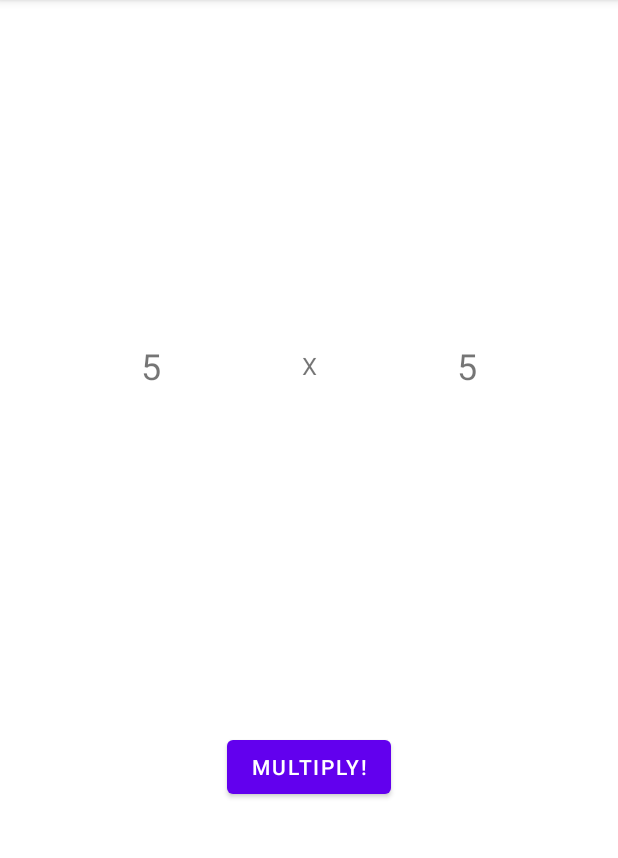
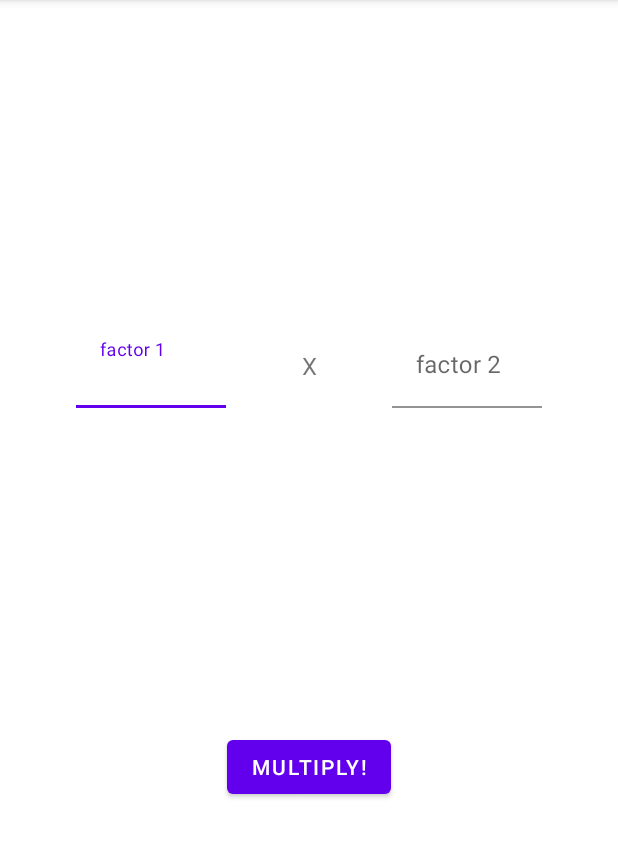
Before and after one commit to axotol/w06-multiples-axotol, an Android app: the screen it shows after launch (MainActivity), on a phone screen of 412 x 824 dp, the part 84-942 px from its top. Run offline under Robolectric (Android 15) with nearby library versions, the phone set to English and light mode, and no system bars.

```diff
--- a/app/src/main/java/com/example/w06_multiples_axotol/MainActivity.kt
+++ b/app/src/main/java/com/example/w06_multiples_axotol/MainActivity.kt
@@ -5,6 +5,8 @@ import androidx.appcompat.app.AppCompatActivity
 import android.os.Bundle
 import android.widget.Button
 import android.widget.TextView
+import com.google.android.material.textfield.TextInputEditText
+import com.google.android.material.textfield.TextInputLayout
 import kotlin.random.Random
 
 class MainActivity : AppCompatActivity() {
@@ -12,15 +14,17 @@ class MainActivity : AppCompatActivity() {
         super.onCreate(savedInstanceState)
         setContentView(R.layout.activity_main)
 
-        val tvFactor1 = findViewById<TextView>(R.id.factor1)
-        val tvFactor2 = findViewById<TextView>(R.id.factor2)
+        val tvFactorLayout1 = findViewById<TextInputLayout>(R.id.tilFactor1)
+        val tvFactor1 = findViewById<TextInputEditText>(R.id.factor1)
+        val tvFactorLayout2 = findViewById<TextInputLayout>(R.id.tilFactor2)
+        val tvFactor2 = findViewById<TextInputEditText>(R.id.factor2)
         val multiply = findViewById<Button>(R.id.btnMultiply)
 
-        val factor1 = Random.nextInt(from = 1, until = 13)
-        val factor2 = Random.nextInt(from = 1, until = 13)
+        //val factor1 = Random.nextInt(from = 1, until = 13)
+        //val factor2 = Random.nextInt(from = 1, until = 13)
 
-        tvFactor1.text = factor1.toString()
-        tvFactor2.text = factor2.toString()
+        //tvFactor1.text = factor1.toString()
+        //tvFactor2.text = factor2.toString()
 
         multiply.setOnClickListener {
             /* step 2
@@ -35,12 +39,44 @@ class MainActivity : AppCompatActivity() {
             }
              */
 
-            // step 4
-            val i = Intent(this, ResultActivity::class.java).apply {
-                putExtra("result", Result(factor1 * factor2))
+            var proceed: Boolean = true
+
+            var factor1 = -1
+            var factor2 = -1
+
+            if (tvFactor1.text.toString() == "") {
+                tvFactor1.error = "Please enter a number" // or can use tvFactorLayout1
+                proceed = false
+            } else {
+                factor1 = tvFactor1.text.toString().toInt()
+                if (factor1 < 1 || factor1 > 12) {
+                    tvFactor1.error = "Value must be between 1-12"
+                    proceed = false
+                } else {
+                    tvFactor1.error = null
+                }
             }
 
-            startActivity(i)
+            if (tvFactor2.text.toString() == "") {
+                tvFactor2.error = "Please enter a number"
+                proceed = false
+            } else {
+                factor2 = tvFactor2.text.toString().toInt()
+                if (factor2 < 1 || factor2 > 12) {
+                    tvFactor2.error = "Value must be between 1-12"
+                    proceed = false
+                } else {
+                    tvFactor2.error = null
+                }
+            }
+
+            if (proceed) {
+                // step 4
+                val i = Intent(this, ResultActivity::class.java).apply {
+                    putExtra("result", Result(factor1 * factor2))
+                }
+                startActivity(i)
+            }
         }
     }
 }
--- a/app/src/main/res/layout/activity_main.xml
+++ b/app/src/main/res/layout/activity_main.xml
@@ -6,16 +6,24 @@
     android:layout_height="match_parent"
     tools:context=".MainActivity">
 
-    <TextView
-        android:id="@+id/factor1"
-        android:layout_width="wrap_content"
+    <com.google.android.material.textfield.TextInputLayout
+        android:id="@+id/tilFactor1"
+        android:layout_width="100dp"
         android:layout_height="wrap_content"
-        android:textSize="24sp"
+        android:background="@android:color/transparent"
+        app:boxBackgroundColor="@android:color/transparent"
         app:layout_constraintBottom_toTopOf="@+id/btnMultiply"
         app:layout_constraintEnd_toStartOf="@+id/tvMultiply"
         app:layout_constraintHorizontal_bias="0.5"
         app:layout_constraintStart_toStartOf="parent"
-        app:layout_constraintTop_toTopOf="parent" />
+        app:layout_constraintTop_toTopOf="parent">>
+
+        <com.google.android.material.textfield.TextInputEditText
+            android:id="@+id/factor1"
+            android:layout_width="match_parent"
+            android:layout_height="wrap_content"
+            android:hint="factor 1" />
+    </com.google.android.material.textfield.TextInputLayout>
 
     <TextView
         android:id="@+id/tvMultiply"
@@ -24,21 +32,29 @@
         android:text="@string/multiply_symbol"
         android:textSize="16sp"
         app:layout_constraintBottom_toTopOf="@+id/btnMultiply"
-        app:layout_constraintEnd_toStartOf="@+id/factor2"
+        app:layout_constraintEnd_toStartOf="@+id/tilFactor2"
         app:layout_constraintHorizontal_bias="0.5"
-        app:layout_constraintStart_toEndOf="@+id/factor1"
+        app:layout_constraintStart_toEndOf="@+id/tilFactor1"
         app:layout_constraintTop_toTopOf="parent" />
 
-    <TextView
-        android:id="@+id/factor2"
-        android:layout_width="wrap_content"
+    <com.google.android.material.textfield.TextInputLayout
+        android:id="@+id/tilFactor2"
+        android:layout_width="100dp"
         android:layout_height="wrap_content"
-        android:textSize="24sp"
+        android:background="@android:color/transparent"
+        app:boxBackgroundColor="@android:color/transparent"
         app:layout_constraintBottom_toTopOf="@+id/btnMultiply"
         app:layout_constraintEnd_toEndOf="parent"
         app:layout_constraintHorizontal_bias="0.5"
         app:layout_constraintStart_toEndOf="@+id/tvMultiply"
-        app:layout_constraintTop_toTopOf="parent" />
+        app:layout_constraintTop_toTopOf="parent">>
+
+        <com.google.android.material.textfield.TextInputEditText
+            android:id="@+id/factor2"
+            android:layout_width="match_parent"
+            android:layout_height="wrap_content"
+            android:hint="factor 2" />
+    </com.google.android.material.textfield.TextInputLayout>
 
     <Button
         android:id="@+id/btnMultiply"
```
